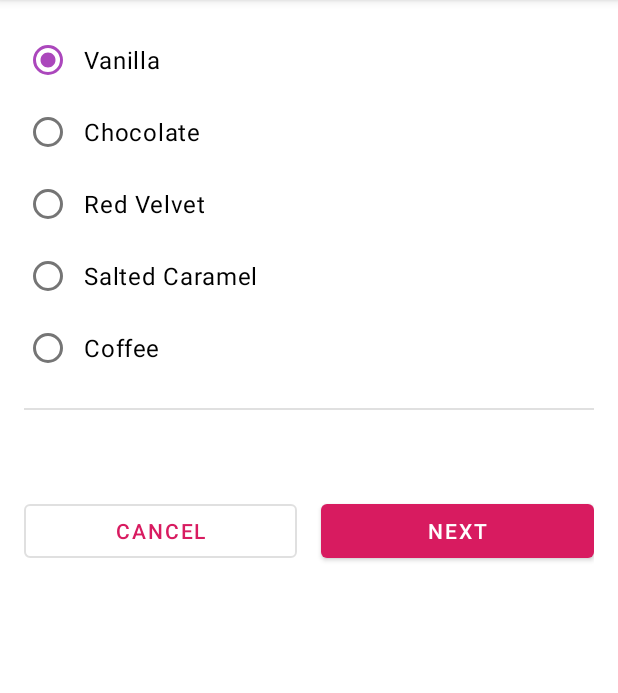
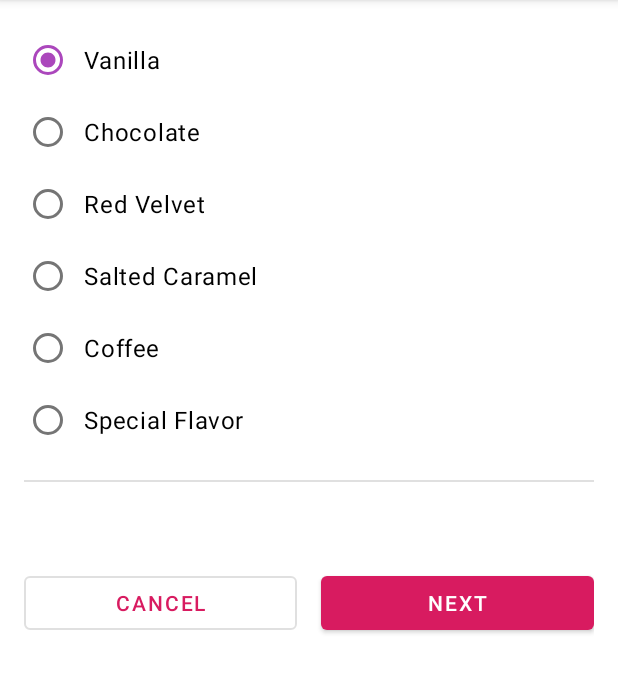
Before and after one commit to sulaiman666/Learning, an Android app: the fragment FlavorFragment shown on its own in the app's theme, after a tap on "Vanilla", on a phone screen of 412 x 824 dp, the part 84-777 px from its top. Run offline under Robolectric (Android 15) with nearby library versions, the phone set to English and light mode, and no system bars; our stand-ins replace data binding; 2 statements that could not run were skipped; 1 other tap on this screen came first.

Commit message:
Cupcake Challange Init
Cupcake Challange:
- Offer a special flavor that has some special conditions around it, such as not being available for same day pickup.
1. Tambahkan rasa spesial
+ String sudah ditambahkan (Done)
+ Tambahkan button untuk rasa spesial (Done)
2. Tambahkan harga tambahan untuk rasa tersebut
+ Harga rasa spesial ditambahkan pada view model (Done)
+ Tambahkan harga pada saat pengambilan rasa (Done)
3. hilangkan opsi hari yg sama untuk rasa tersebut

- Ask the user for their name for the cupcake order.
1. Tambahkan text field pada summary fragment
2. Edit agar email mencantumkan nama pembeli

- Allow the user to select multiple cupcake flavors for their order if the quantity is more than 1 cupcake.
1. buat perubahan agar pemesanan 6 cupcakes dapat memiliki up to 2 rasa
2. buat perubahan agar pemesanan 12 cupcakes dapat memiliki up to 3 rasa

```diff
--- a/android-basics-kotlin-cupcake-app-starter/app/src/main/java/com/example/cupcake/model/OrderViewModel.kt
+++ b/android-basics-kotlin-cupcake-app-starter/app/src/main/java/com/example/cupcake/model/OrderViewModel.kt
@@ -10,8 +10,11 @@
 
 private const val PRICE_PER_CUPCAKE: Double = 2.00
 private const val PRICE_FOR_SAME_DAY_PICKUP: Double = 3.0
+private const val PRICE_FOR_SPECIAL_FLAVOR: Double = 2.50
 
 class OrderViewModel : ViewModel() {
+
+    private var _specialFlavor = "Special Flavor"
 
     private val _quantity = MutableLiveData<Int>()
     val quantity: LiveData<Int> = _quantity
@@ -40,6 +43,7 @@
 
     fun setFlavor(desiredFlavour: String) {
         _flavor.value = desiredFlavour
+        if (_flavor.value == _specialFlavor) updatePrice()
     }
 
     fun setDate(pickupDate: String) {
@@ -71,6 +75,7 @@
 
     private fun updatePrice() {
         var calculatedPrice = (_quantity.value ?: 0) * PRICE_PER_CUPCAKE
+        if (_flavor.value == _specialFlavor) calculatedPrice += PRICE_FOR_SPECIAL_FLAVOR
         if (dateOption[0] == _date.value) {
             calculatedPrice += PRICE_FOR_SAME_DAY_PICKUP
         }
--- a/android-basics-kotlin-cupcake-app-starter/app/src/main/res/layout/fragment_flavor.xml
+++ b/android-basics-kotlin-cupcake-app-starter/app/src/main/res/layout/fragment_flavor.xml
@@ -86,6 +86,13 @@
                     android:checked="@{viewModel.flavor.equals(@string/coffee)}"
                     android:onClick="@{() -> viewModel.setFlavor(@string/coffee)}"
                     android:text="@string/coffee" />
+                <RadioButton
+                    android:id="@+id/special_flavor"
+                    android:layout_width="wrap_content"
+                    android:layout_height="wrap_content"
+                    android:checked="@{viewModel.flavor.equals(@string/special_flavor)}"
+                    android:onClick="@{() -> viewModel.setFlavor(@string/special_flavor)}"
+                    android:text="@string/special_flavor" />
             </RadioGroup>
 
             <View
```
